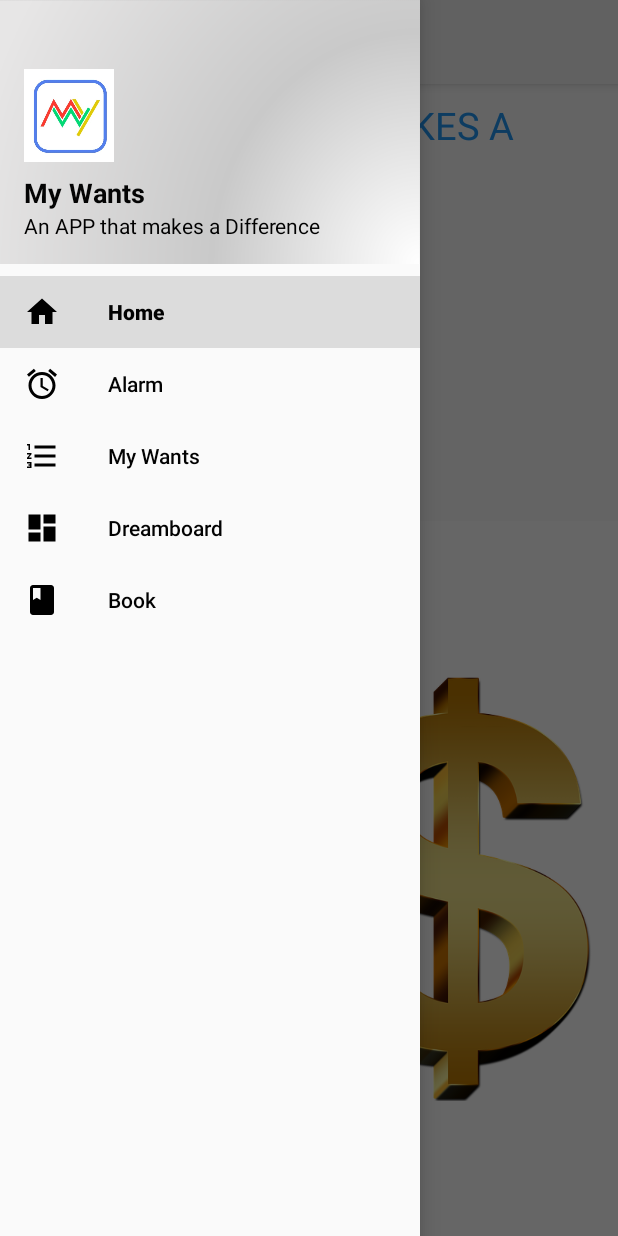
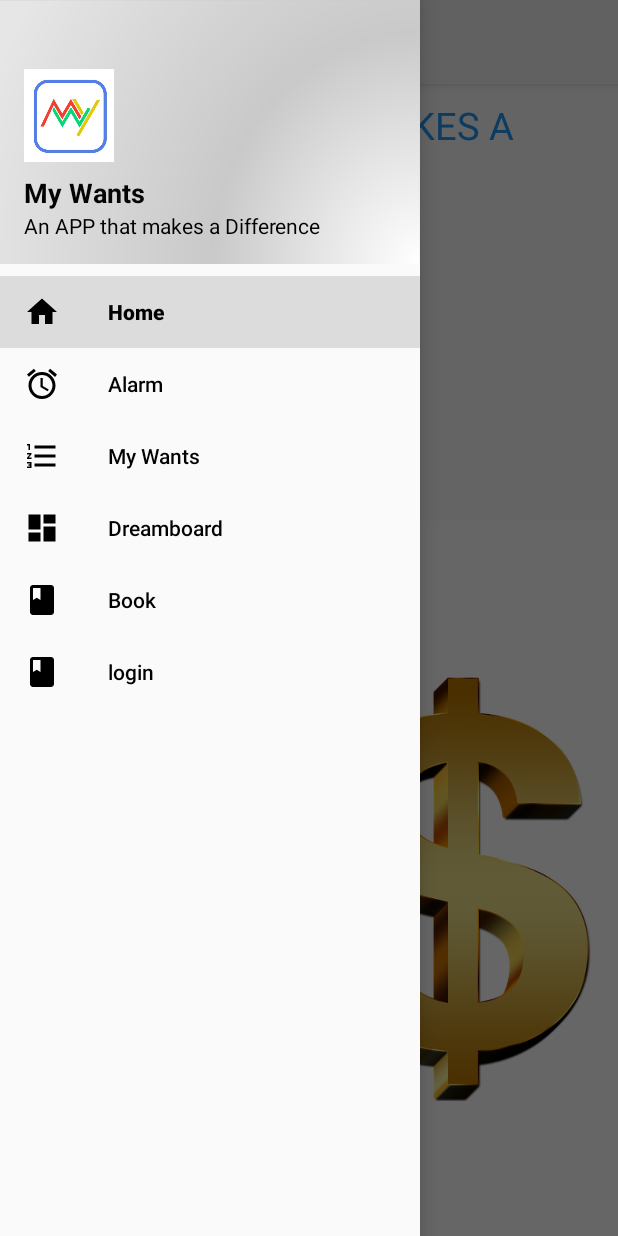
Before and after one commit to ap6300/Main, an Android app: the screen it shows after launch (MainActivity), with the side drawer open, on a phone screen of 412 x 824 dp. Run offline under Robolectric (Android 15) with nearby library versions, the phone set to English and light mode, and no system bars; our stand-ins replace navigation-ui; libraries missing offline, so code that uses them is left out: com.pierfrancescosoffritti.androidyoutubeplayer; plain views replace YouTubePlayerView; Roboto replaces fonts that are not available here; 3 statements that could not run were skipped.

```diff
--- a/app/src/main/java/com/example/projectlayout/MainActivity.java
+++ b/app/src/main/java/com/example/projectlayout/MainActivity.java
@@ -36,7 +36,7 @@ public class MainActivity extends AppCompatActivity  {
         // Passing each menu ID as a set of Ids because each
         // menu should be considered as top level destinations.
         mAppBarConfiguration = new AppBarConfiguration.Builder(
-                R.id.nav_home, R.id.nav_alarm,R.id.nav_dream,R.id.nav_wants,R.id.bookFragment)
+                R.id.nav_home, R.id.nav_alarm,R.id.nav_dream,R.id.nav_wants,R.id.bookFragment,R.id.loginActivity)
                 .setDrawerLayout(drawer)
                 .build();
         NavController navController = Navigation.findNavController(this, R.id.nav_host_fragment);
--- a/app/src/main/res/menu/activity_main_drawer.xml
+++ b/app/src/main/res/menu/activity_main_drawer.xml
@@ -22,9 +22,14 @@
             android:title="@string/menu_dream" />
 
         <item
-            android:id="@+id/bookFragment"
+        android:id="@+id/bookFragment"
+        android:icon="@drawable/ic_book_black_24dp"
+        android:title="@string/menu_book" />
+
+        <item
+            android:id="@+id/loginActivity"
             android:icon="@drawable/ic_book_black_24dp"
-            android:title="@string/menu_book" />
+            android:title="login" />
 
 
 
--- a/app/src/main/res/navigation/mobile_navigation.xml
+++ b/app/src/main/res/navigation/mobile_navigation.xml
@@ -76,6 +76,11 @@
         android:name="com.example.projectlayout.ui.home.BookFragment"
         android:label="Book"
         tools:layout="@layout/fragment_book" />
+    <activity
+        android:id="@+id/loginActivity"
+        android:name="com.example.projectlayout.LoginActivity"
+        android:label="activity_login"
+        tools:layout="@layout/activity_login" />
 
 
 </navigation>
```
